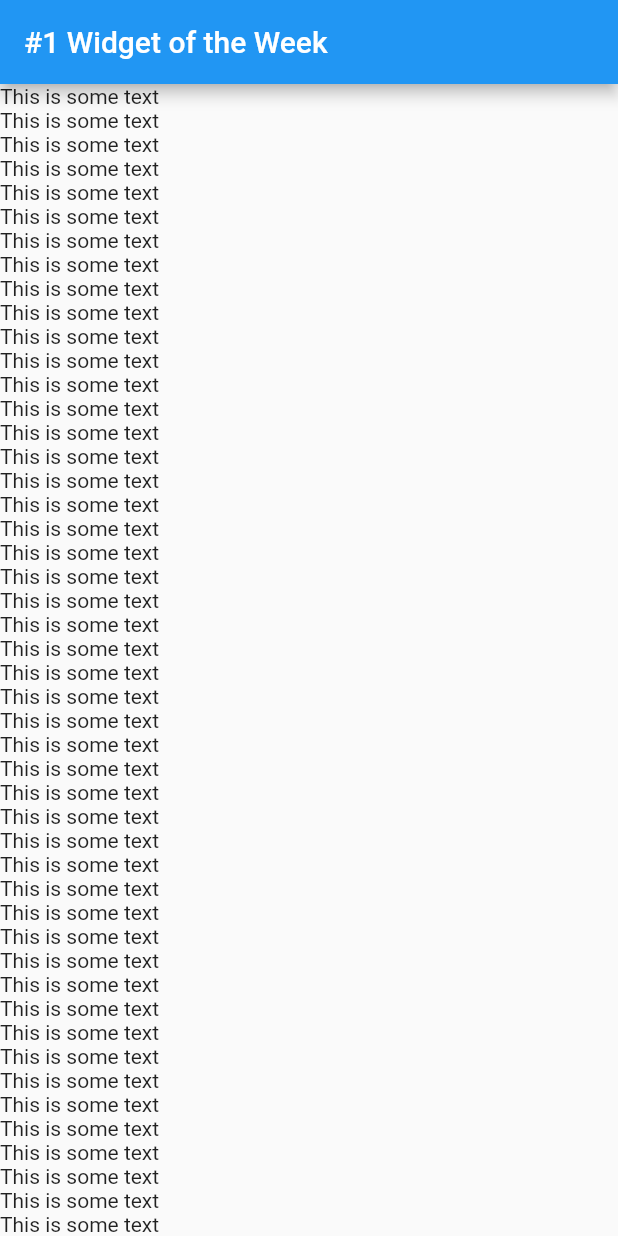
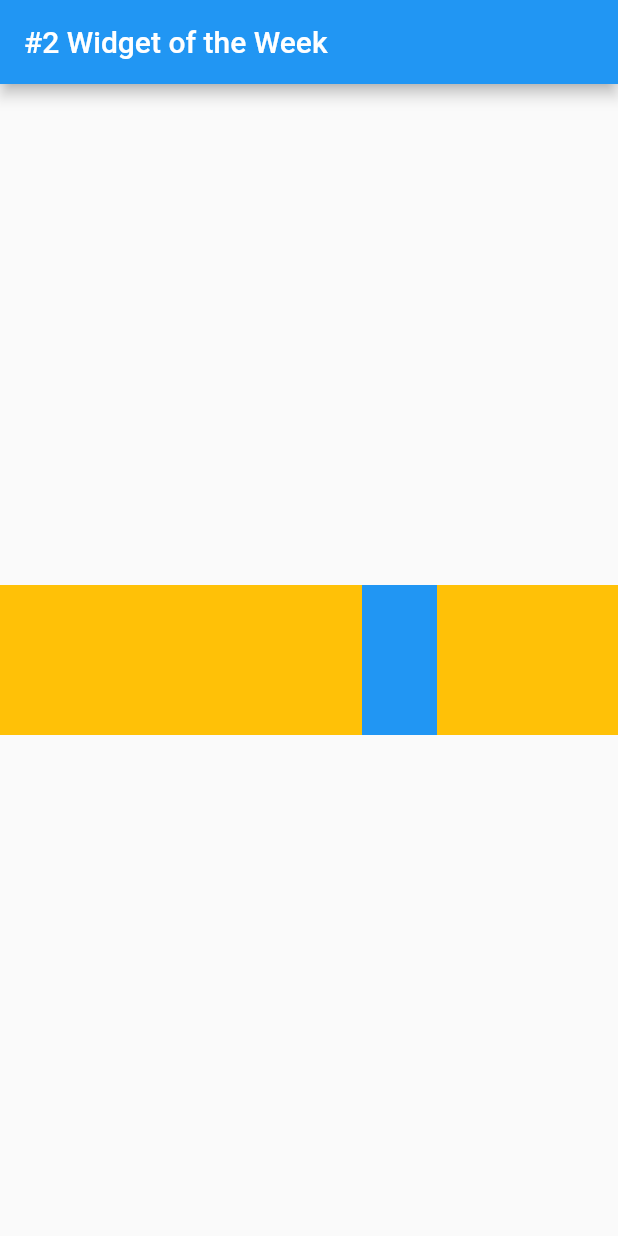
Before and after one commit to addff/sir, a Flutter app: the screen it shows after launch, on a phone screen of 412 x 824 dp. Run offline on Flutter 3.47's test engine with Material 2 defaults, Android fonts, the phone set to English and light mode, and no system bars.

Commit message:
Expanded

```diff
--- a/newfirstapp/lib/main.dart
+++ b/newfirstapp/lib/main.dart
@@ -9,13 +9,57 @@ class MyApp extends StatelessWidget {
       title: 'Sir Flutter',
       home: Scaffold(
         appBar: AppBar(
-          title: Text('#1 Widget of the Week'),
+          title: Text('#2 Widget of the Week'),
         ),
-        body: SafeArea(child: ListView(
-          children: List.generate(100, (i) => Text('This is some text')),
+        /*
+        body: Center(
+          child: Column(
+            children: <Widget>[
+              Container(
+                color: Colors.blue,
+                height: 100,
+                width: 100,
+              ),
+              Expanded(
+                child: Container(
+                  color: Colors.amber,
+                  width: 100,
+                ),
+              ),
+              Container(
+                color: Colors.blue,
+                height: 100,
+                width: 100,
+              ),
+            ],
+          ),
         ),
-        top: true, bottom: true, left: false, right: true,
-        )
+        */
+        body: Center(
+          child: Row(
+            children: <Widget>[
+              Expanded(
+                flex: 2,
+                child: Container(
+                  color: Colors.amber,
+                  height: 100,
+                ),
+              ),
+              Container(
+                color: Colors.blue,
+                height: 100,
+                width: 50,
+              ),
+              Expanded(
+                flex: 1,
+                child: Container(
+                  color: Colors.amber,
+                  height: 100,
+                ),
+              ),
+            ],
+          ),
+        ),
       ),
     );
   }
```
Also changed, not shown: 1 other file.
